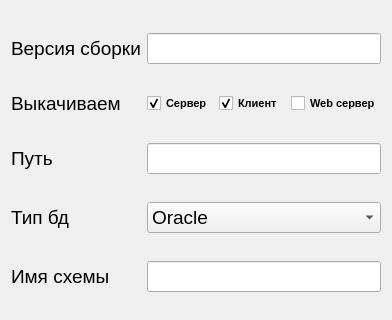
Before: the Qt Designer form ui/azkFinForm.ui in MissiaL/AzkLoader, drawn with Qt 5; both pictures show x 0 to 392 and y 0 to 320 of the 392 by 567 pixel window.
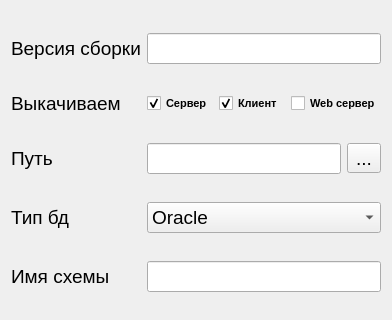
After: the same form once the commit is applied.

What changed in the file:
```diff
--- a/ui/azkFinForm.ui
+++ b/ui/azkFinForm.ui
@@ -81,6 +81,13 @@
        </property>
       </widget>
      </item>
+     <item row="0" column="1">
+      <widget class="QToolButton" name="toolButtonPath">
+       <property name="text">
+        <string>...</string>
+       </property>
+      </widget>
+     </item>
     </layout>
    </item>
    <item row="2" column="0">
```
Left out of the diff: 2 changed lines with no effect on the pictures.
